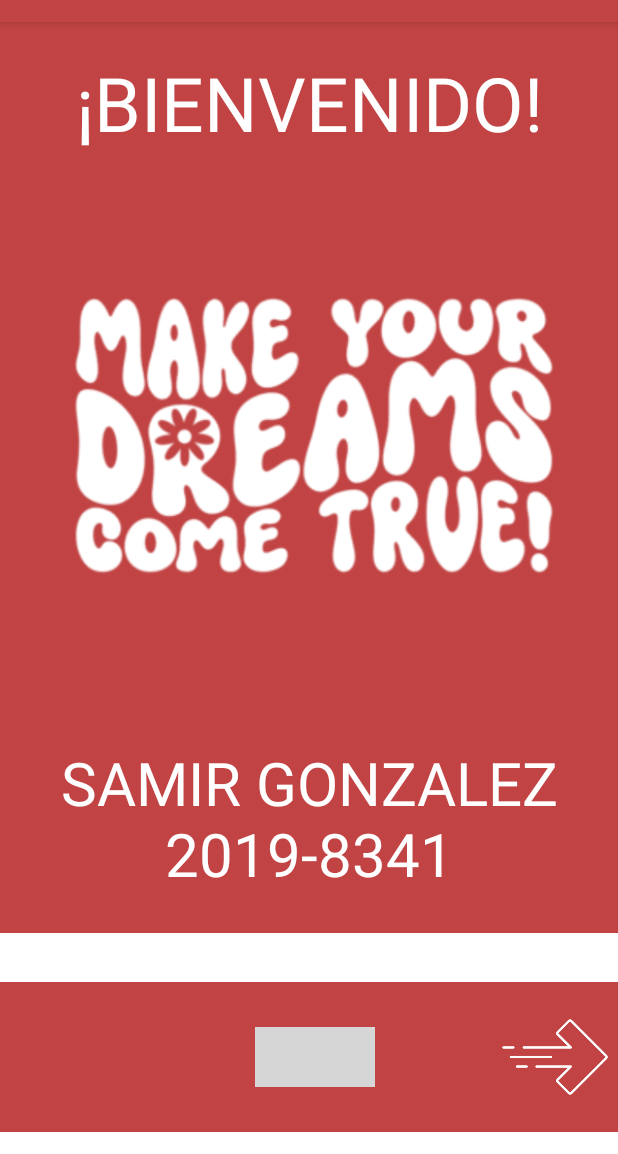
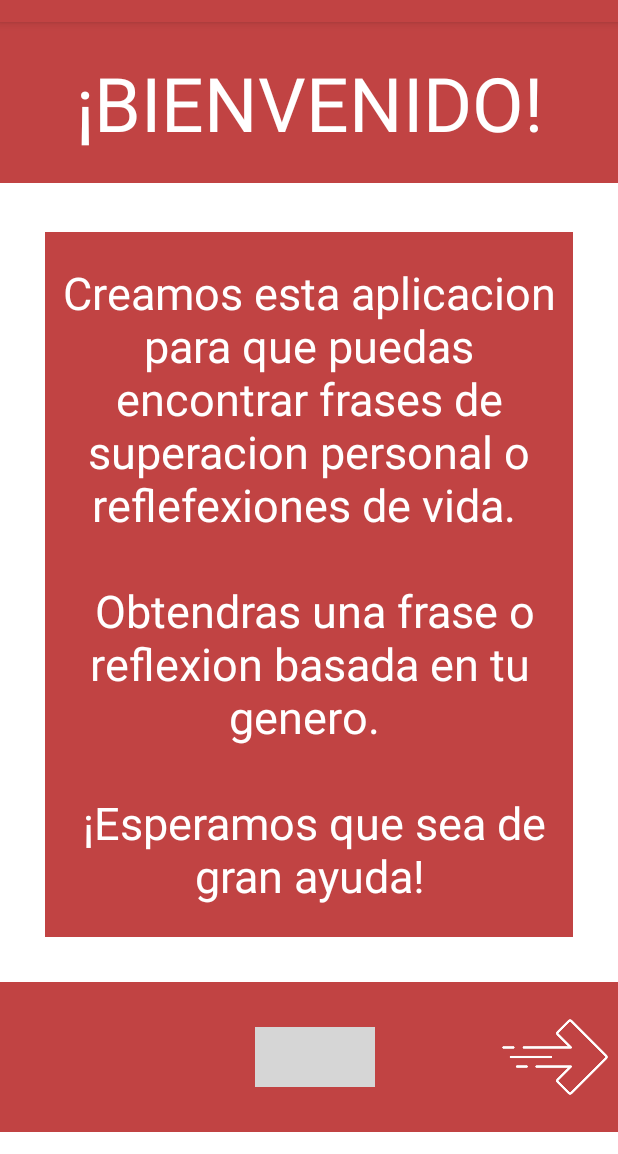
Before and after one commit to samilr/ImageGeneratorAndroid, an Android app: the MainActivity screen opened directly, with no data from a screen before it, on a phone screen of 412 x 824 dp, the part 62-1216 px from its top. Run offline under Robolectric (Android 15) with nearby library versions, the light colour scheme and no system bars; grey boxes are pictures that could not be loaded.

Commit message:
-Information field required

```diff
--- a/app/src/main/java/com/example/tareaintent/UserInfo.java
+++ b/app/src/main/java/com/example/tareaintent/UserInfo.java
@@ -9,6 +9,7 @@ import android.widget.EditText;
 import android.widget.ImageView;
 import android.widget.RadioButton;
 import android.widget.RadioGroup;
+import android.widget.Toast;
 
 import androidx.appcompat.app.AlertDialog;
 import androidx.appcompat.app.AppCompatActivity;
@@ -46,10 +47,11 @@ public class UserInfo extends AppCompatActivity {
             String genderSelected = rbGender.getText().toString();
             Intent intent = new Intent(this, Images.class);
             intent.putExtra("gender",genderSelected);
-            intent.putExtra("nombre","Hola,"+nombre);
+            intent.putExtra("nombre","Hola, "+nombre);
             startActivity(intent);
         } else {
-            txtName.setText("");
+            Toast.makeText(this, "Complete todos los campos",
+                    Toast.LENGTH_LONG).show();
         }
     }
 
--- a/app/src/main/res/layout/activity_main.xml
+++ b/app/src/main/res/layout/activity_main.xml
@@ -8,37 +8,40 @@
 
     <FrameLayout
         android:layout_width="match_parent"
-        android:layout_height="607dp"
+        android:layout_height="107dp"
         android:background="@color/red">
 
         <TextView
             android:layout_width="match_parent"
+            android:layout_marginTop="20dp"
             android:layout_height="113dp"
             android:text="¡BIENVENIDO!"
-            android:layout_marginTop="20dp"
             android:textAlignment="center"
             android:textColor="@color/white"
             android:textSize="50dp">
         </TextView>
 
+    </FrameLayout>
+
+    <FrameLayout
+        android:layout_width="match_parent"
+        android:layout_marginLeft="30dp"
+        android:layout_marginRight="30dp"
+        android:layout_marginTop="140dp"
+        android:layout_height="470dp"
+        android:background="@color/red">
+
         <TextView
             android:layout_width="match_parent"
-            android:layout_height="113dp"
-            android:text="SAMIR GONZALEZ 2019-8341"
-            android:layout_marginTop="480dp"
+            android:layout_height="wrap_content"
+            android:text="Creamos esta aplicacion para que puedas encontrar frases de superacion personal o reflefexiones de vida. \n\n Obtendras una frase o reflexion basada en tu genero. \n\n ¡Esperamos que sea de gran ayuda!"
+            android:layout_marginTop="20dp"
             android:textAlignment="center"
             android:textColor="@color/white"
-            android:textSize="40dp">
-        </TextView>
+            android:textSize="30dp"></TextView>
+    </FrameLayout>
 
-        <ImageView
-            android:id="@+id/imgFrase"
-            android:layout_width="408dp"
-            android:layout_height="371dp"
-            android:layout_marginLeft="5dp"
-            android:layout_marginTop="90dp"
-            app:srcCompat="@drawable/frase" />
-    </FrameLayout>
+
 
 
 
```
